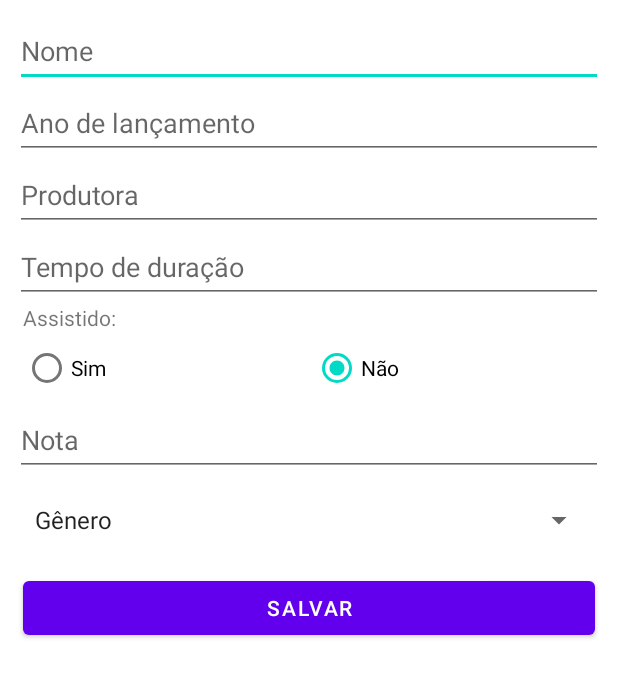
After one commit to repersch/MoviesManager, an Android app: the layout activity_filme.xml on its own in the app's theme, with its tools: preview values and no code run, on a phone screen of 412 x 824 dp. The commit adds this screen. Shown: the top 677 px of the screen. Run offline under Robolectric (Android 15) with nearby library versions, the light colour scheme and no system bars.

Commit message:
Implementação do adapter e activity_filme

```diff
--- a/app/src/main/java/br/edu/ifsp/scl/ads/pdm/moviesmanager/controller/FilmeController.kt
+++ b/app/src/main/java/br/edu/ifsp/scl/ads/pdm/moviesmanager/controller/FilmeController.kt
@@ -2,9 +2,15 @@ package br.edu.ifsp.scl.ads.pdm.moviesmanager.controller
 
 import br.edu.ifsp.scl.ads.pdm.moviesmanager.model.dao.FilmeDao
 import br.edu.ifsp.scl.ads.pdm.moviesmanager.model.database.FilmeDaoSqlite
+import br.edu.ifsp.scl.ads.pdm.moviesmanager.model.entity.Filme
 import br.edu.ifsp.scl.ads.pdm.moviesmanager.view.MainActivity
 
 class FilmeController(mainActivity: MainActivity) {
 
     private val filmeDaoImpl: FilmeDao = FilmeDaoSqlite(mainActivity)
+
+    fun adicionarFilme(filme: Filme) = filmeDaoImpl.criaFilme(filme)
+    fun selecionarFilme(id: Int) = filmeDaoImpl.retornaFilme(id)
+    fun editarFilme(filme: Filme) = filmeDaoImpl.atualizaFilme(filme)
+    fun removerFilme(id: Int) = filmeDaoImpl.excluiFilme(id)
 }
--- /dev/null
+++ b/app/src/main/java/br/edu/ifsp/scl/ads/pdm/moviesmanager/model/entity/Constant.kt
@@ -0,0 +1,6 @@
+package br.edu.ifsp.scl.ads.pdm.moviesmanager.model.entity
+
+object Constant {
+    const val FILME_EXTRA = "FILME_EXTRA"
+    const val VIEW_FILME = "VIEW_FILME"
+}
--- /dev/null
+++ b/app/src/main/res/layout/activity_filme.xml
@@ -0,0 +1,101 @@
+<?xml version="1.0" encoding="utf-8"?>
+<ScrollView xmlns:android="http://schemas.android.com/apk/res/android"
+    xmlns:app="http://schemas.android.com/apk/res-auto"
+    xmlns:tools="http://schemas.android.com/tools"
+    android:layout_width="match_parent"
+    android:layout_height="match_parent"
+    android:padding="10dp"
+    tools:context="view.FilmeActivity">
+
+    <LinearLayout
+        android:layout_width="match_parent"
+        android:layout_height="wrap_content"
+        android:orientation="vertical"
+        tools:context=".MainActivity">
+
+        <EditText
+            android:id="@+id/nomeEt"
+            android:layout_width="match_parent"
+            android:layout_height="wrap_content"
+            android:minHeight="48dp"
+            android:inputType="textPersonName"
+            android:hint="Nome" />
+
+        <EditText
+            android:id="@+id/anoLancamentoEt"
+            android:layout_width="match_parent"
+            android:layout_height="wrap_content"
+            android:hint="Ano de lançamento"
+            android:minHeight="48dp"
+            android:inputType="number" />
+
+        <EditText
+            android:id="@+id/produtoraEt"
+            android:layout_width="match_parent"
+            android:layout_height="wrap_content"
+            android:minHeight="48dp"
+            android:inputType="textPersonName"
+            android:hint="Produtora" />
+
+        <EditText
+            android:id="@+id/tempoDuracaoEt"
+            android:layout_width="match_parent"
+            android:layout_height="wrap_content"
+            android:hint="Tempo de duração"
+            android:minHeight="48dp"
+            android:inputType="number" />
+
+        <TextView
+            android:layout_width="match_parent"
+            android:layout_height="wrap_content"
+            android:layout_marginStart="5dp"
+            android:text="Assistido: "/>
+
+        <RadioGroup
+            android:layout_width="match_parent"
+            android:layout_height="wrap_content"
+            android:orientation="horizontal"
+            android:layout_marginStart="5dp"
+            android:minHeight="48dp">
+
+            <RadioButton
+                android:id="@+id/simRb"
+                android:layout_width="0dp"
+                android:layout_height="wrap_content"
+                android:layout_weight="1"
+                android:text="Sim" />
+
+            <RadioButton
+                android:id="@+id/naoRb"
+                android:layout_width="0dp"
+                android:layout_height="wrap_content"
+                android:layout_weight="1"
+                android:checked="true"
+                android:text="Não"/>
+        </RadioGroup>
+
+        <EditText
+            android:id="@+id/notaEt"
+            android:layout_width="match_parent"
+            android:layout_height="wrap_content"
+            android:hint="Nota"
+            android:minHeight="48dp"
+            android:inputType="number" />
+
+        <Spinner
+            android:id="@+id/generoSp"
+            android:layout_width="match_parent"
+            android:layout_height="wrap_content"
+            android:minHeight="48dp"
+            android:layout_margin="5dp"
+            android:entries="@array/generos" />
+
+        <Button
+            android:id="@+id/salvarBt"
+            android:layout_width="match_parent"
+            android:layout_height="wrap_content"
+            android:layout_margin="5dp"
+            android:text="Salvar" />
+
+    </LinearLayout>
+</ScrollView>
--- a/app/src/main/res/values/strings.xml
+++ b/app/src/main/res/values/strings.xml
@@ -1,3 +1,14 @@
 <resources>
-    <string name="app_name">MoviesManager</string>
+    <string name="app_name">Movies Manager</string>
+
+    <string-array name="generos">
+        <item>Gênero</item>
+        <item>Romance</item>
+        <item>Suspense</item>
+        <item>Ação</item>
+        <item>Infantil</item>
+        <item>Ficção científica</item>
+        <item>Drama</item>
+        <item>Terror</item>
+    </string-array>
 </resources>
```
Also changed, not shown: app/src/main/java/br/edu/ifsp/scl/ads/pdm/moviesmanager/adapter/FilmeAdapter.kt (added, +44 -0 lines), app/src/main/java/br/edu/ifsp/scl/ads/pdm/moviesmanager/view/FilmeActivity.kt (added, +51 -0 lines), app/src/main/java/br/edu/ifsp/scl/ads/pdm/moviesmanager/view/MainActivity.kt (+60 -0 lines).
